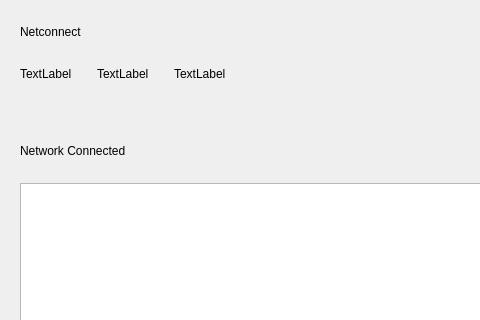
The window that plugins/network/netconnect/netconnect.ui (ukui/ukui-control-center) describes before a commit, drawn with Qt 5; both pictures show x 0 to 480 and y 0 to 320 of the 800 by 710 pixel window.
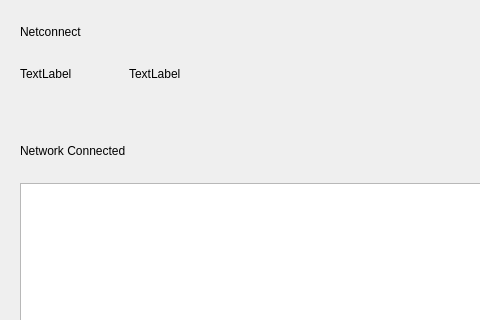
The same window after the commit.

What changed in the file:
```diff
--- a/plugins/network/netconnect/netconnect.ui
+++ b/plugins/network/netconnect/netconnect.ui
@@ -94,7 +94,7 @@
          <item>
           <widget class="QLabel" name="statusLabel">
            <property name="text">
-            <string>TextLabel</string>
+            <string/>
            </property>
           </widget>
          </item>
```
